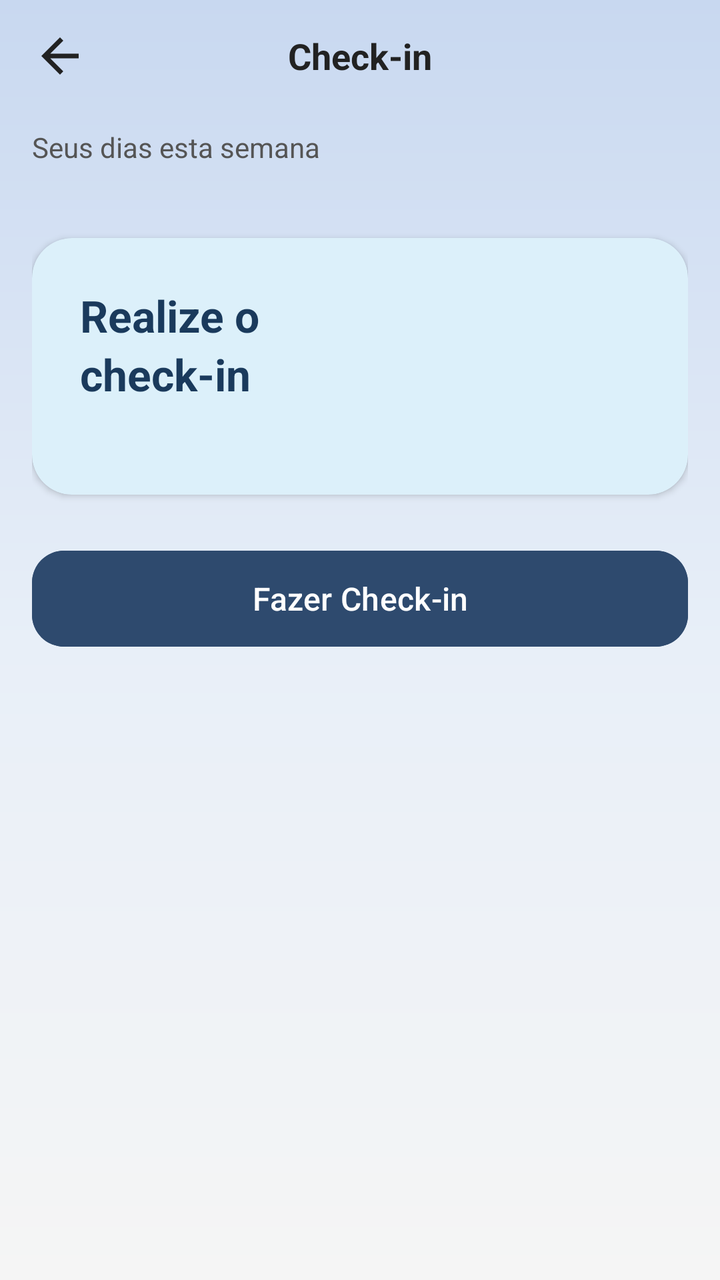
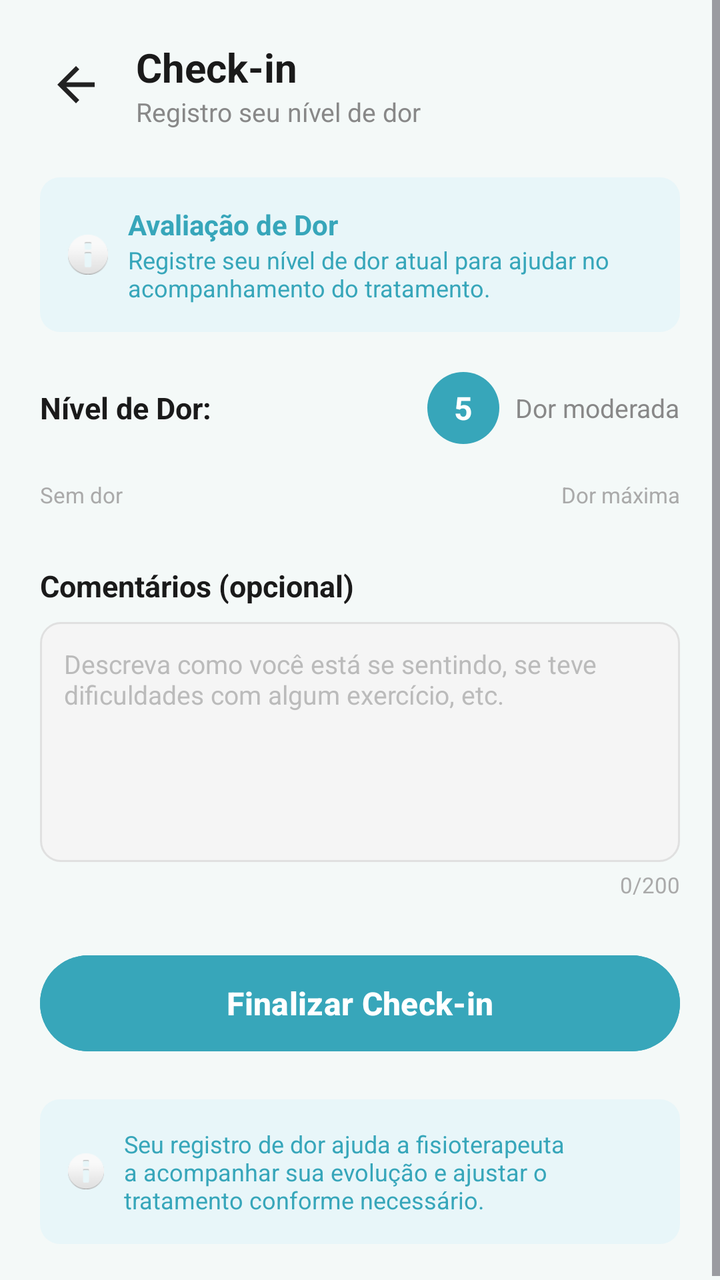

An Android layout rendered at two revisions. The XML below is the earlier revision; the diff shows what the commit changed to produce the second picture.
<!-- AndroidManifest.xml: application theme Theme.MayaRPGApp -->
<!-- res/layout/activity_checkin.xml -->
<?xml version="1.0" encoding="utf-8"?>
<androidx.coordinatorlayout.widget.CoordinatorLayout
    xmlns:android="http://schemas.android.com/apk/res/android"
    xmlns:app="http://schemas.android.com/apk/res-auto"
    android:layout_width="match_parent"
    android:layout_height="match_parent"
    android:background="@drawable/bg_home_gradient">

    <androidx.core.widget.NestedScrollView
        android:layout_width="match_parent"
        android:layout_height="match_parent"
        android:scrollbars="none"
        android:background="@android:color/transparent">

        <LinearLayout
            android:layout_width="match_parent"
            android:layout_height="wrap_content"
            android:orientation="vertical"
            android:paddingStart="16dp"
            android:paddingEnd="16dp"
            android:paddingBottom="32dp">

            <RelativeLayout
                android:layout_width="match_parent"
                android:layout_height="56dp">

                <ImageView
                    android:id="@+id/ivBack"
                    android:layout_width="28dp"
                    android:layout_height="28dp"
                    android:layout_centerVertical="true"
                    android:layout_alignParentStart="true"
                    android:src="@drawable/ic_arrow_back"
                    android:contentDescription="Voltar" />

                <TextView
                    android:layout_width="wrap_content"
                    android:layout_height="wrap_content"
                    android:layout_centerInParent="true"
                    android:text="Check-in"
                    android:textSize="18sp"
                    android:textStyle="bold"
                    android:textColor="#222222" />
            </RelativeLayout>

            <TextView
                android:layout_width="wrap_content"
                android:layout_height="wrap_content"
                android:text="Seus dias esta semana"
                android:textSize="14sp"
                android:textColor="#555555"
                android:layout_marginTop="8dp"
                android:layout_marginBottom="12dp" />

            <HorizontalScrollView
                android:layout_width="match_parent"
                android:layout_height="wrap_content"
                android:scrollbars="none"
                android:layout_marginBottom="24dp">

                <LinearLayout
                    android:id="@+id/llDaysContainer"
                    android:layout_width="wrap_content"
                    android:layout_height="wrap_content"
                    android:orientation="horizontal">
                </LinearLayout>

            </HorizontalScrollView>

            <androidx.cardview.widget.CardView
                android:layout_width="match_parent"
                android:layout_height="wrap_content"
                android:layout_marginBottom="16dp"
                app:cardCornerRadius="20dp"
                app:cardElevation="2dp"
                app:cardBackgroundColor="#DCF0FA">

                <LinearLayout
                    android:layout_width="match_parent"
                    android:layout_height="wrap_content"
                    android:orientation="vertical"
                    android:padding="24dp">

                    <TextView
                        android:layout_width="wrap_content"
                        android:layout_height="wrap_content"
                        android:text="Realize o"
                        android:textSize="22sp"
                        android:textStyle="bold"
                        android:textColor="#1A3A5C" />

                    <TextView
                        android:layout_width="wrap_content"
                        android:layout_height="wrap_content"
                        android:text="check-in"
                        android:textSize="22sp"
                        android:textStyle="bold"
                        android:textColor="#1A3A5C" />

                    <TextView
                        android:id="@+id/tvDataHoje"
                        android:layout_width="wrap_content"
                        android:layout_height="wrap_content"
                        android:textSize="13sp"
                        android:textColor="#6699BB"
                        android:layout_marginTop="4dp" />

                </LinearLayout>
            </androidx.cardview.widget.CardView>

            <TextView
                android:id="@+id/tvStatus"
                android:layout_width="wrap_content"
                android:layout_height="wrap_content"
                android:text=""
                android:textSize="14sp"
                android:textStyle="bold"
                android:layout_gravity="center_horizontal"
                android:layout_marginBottom="16dp"
                android:visibility="gone" />

            <Button
                android:id="@+id/btnCheckin"
                android:layout_width="match_parent"
                android:layout_height="56dp"
                android:text="Fazer Check-in"
                android:textSize="16sp"
                android:textColor="#FFFFFF"
                android:backgroundTint="#2E4A6E"
                android:layout_marginTop="8dp"
                app:cornerRadius="16dp" />

            <ProgressBar
                android:id="@+id/progressBar"
                android:layout_width="wrap_content"
                android:layout_height="wrap_content"
                android:layout_gravity="center_horizontal"
                android:layout_marginTop="16dp"
                android:visibility="gone" />

        </LinearLayout>
    </androidx.core.widget.NestedScrollView>

</androidx.coordinatorlayout.widget.CoordinatorLayout>
<!-- resources referenced by this layout -->
<resources>
  <!-- drawable bg_home_gradient (drawable) -->
  <?xml version="1.0" encoding="utf-8"?>
  <shape xmlns:android="http://schemas.android.com/apk/res/android"
      android:shape="rectangle">
      <gradient
          android:type="linear"
          android:angle="270"
          android:startColor="#C8D8F0"
          android:centerColor="#E8EFF8"
          android:endColor="#F5F5F5" />
  </shape>
  <!-- drawable ic_arrow_back (drawable) -->
  <?xml version="1.0" encoding="utf-8"?>
  <vector xmlns:android="http://schemas.android.com/apk/res/android"
      android:width="24dp"
      android:height="24dp"
      android:viewportWidth="24"
      android:viewportHeight="24">
      <path
          android:fillColor="#FF222222"
          android:pathData="M20,11H7.83l5.59,-5.59L12,4l-8,8 8,8 1.41,-1.41L7.83,13H20v-2z"/>
  </vector>
  <style name="Theme.MayaRPGApp" parent="Base.Theme.MayaRPGApp" />
  <style name="Base.Theme.MayaRPGApp" parent="Theme.Material3.DayNight.NoActionBar">
          <item name="android:statusBarColor">@android:color/transparent</item>
      </style>
</resources>

<!-- the commit's change to res/layout/activity_checkin.xml (unified diff, before → after) -->
@@ -1,144 +1,234 @@
 <?xml version="1.0" encoding="utf-8"?>
-<androidx.coordinatorlayout.widget.CoordinatorLayout
+<ScrollView
     xmlns:android="http://schemas.android.com/apk/res/android"
-    xmlns:app="http://schemas.android.com/apk/res-auto"
     android:layout_width="match_parent"
     android:layout_height="match_parent"
-    android:background="@drawable/bg_home_gradient">
-
-    <androidx.core.widget.NestedScrollView
+    android:background="#F4F9F8"
+    android:fillViewport="true">
+
+    <LinearLayout
         android:layout_width="match_parent"
-        android:layout_height="match_parent"
-        android:scrollbars="none"
-        android:background="@android:color/transparent">
-
-        <LinearLayout
-            android:layout_width="match_parent"
-            android:layout_height="wrap_content"
-            android:orientation="vertical"
-            android:paddingStart="16dp"
-            android:paddingEnd="16dp"
-            android:paddingBottom="32dp">
-
-            <RelativeLayout
-                android:layout_width="match_parent"
-                android:layout_height="56dp">
-
-                <ImageView
-                    android:id="@+id/ivBack"
-                    android:layout_width="28dp"
-                    android:layout_height="28dp"
-                    android:layout_centerVertical="true"
-                    android:layout_alignParentStart="true"
-                    android:src="@drawable/ic_arrow_back"
-                    android:contentDescription="Voltar" />
-
-                <TextView
-                    android:layout_width="wrap_content"
-                    android:layout_height="wrap_content"
-                    android:layout_centerInParent="true"
+        android:layout_height="wrap_content"
+        android:orientation="vertical"
+        android:padding="20dp">
+
+        
+        <LinearLayout
+            android:layout_width="match_parent"
+            android:layout_height="wrap_content"
+            android:orientation="horizontal"
+            android:gravity="center_vertical"
+            android:layout_marginBottom="24dp">
+
+            <ImageView
+                android:id="@+id/ivBack"
+                android:layout_width="36dp"
+                android:layout_height="36dp"
+                android:src="@drawable/ic_arrow_back"
+                android:padding="4dp"
+                android:layout_marginEnd="12dp"
+                android:clickable="true"
+                android:focusable="true" />
+
+            <LinearLayout
+                android:layout_width="wrap_content"
+                android:layout_height="wrap_content"
+                android:orientation="vertical">
+
+                <TextView
+                    android:layout_width="wrap_content"
+                    android:layout_height="wrap_content"
                     android:text="Check-in"
-                    android:textSize="18sp"
+                    android:textSize="20sp"
                     android:textStyle="bold"
-                    android:textColor="#222222" />
-            </RelativeLayout>
-
-            <TextView
-                android:layout_width="wrap_content"
-                android:layout_height="wrap_content"
-                android:text="Seus dias esta semana"
-                android:textSize="14sp"
-                android:textColor="#555555"
-                android:layout_marginTop="8dp"
-                android:layout_marginBottom="12dp" />
-
-            <HorizontalScrollView
-                android:layout_width="match_parent"
-                android:layout_height="wrap_content"
-                android:scrollbars="none"
-                android:layout_marginBottom="24dp">
-
-                <LinearLayout
-                    android:id="@+id/llDaysContainer"
-                    android:layout_width="wrap_content"
-                    android:layout_height="wrap_content"
-                    android:orientation="horizontal">
-                </LinearLayout>
-
-            </HorizontalScrollView>
-
-            <androidx.cardview.widget.CardView
-                android:layout_width="match_parent"
-                android:layout_height="wrap_content"
-                android:layout_marginBottom="16dp"
-                app:cardCornerRadius="20dp"
-                app:cardElevation="2dp"
-                app:cardBackgroundColor="#DCF0FA">
-
-                <LinearLayout
-                    android:layout_width="match_parent"
-                    android:layout_height="wrap_content"
-                    android:orientation="vertical"
-                    android:padding="24dp">
-
-                    <TextView
-                        android:layout_width="wrap_content"
-                        android:layout_height="wrap_content"
-                        android:text="Realize o"
-                        android:textSize="22sp"
-                        android:textStyle="bold"
-                        android:textColor="#1A3A5C" />
-
-                    <TextView
-                        android:layout_width="wrap_content"
-                        android:layout_height="wrap_content"
-                        android:text="check-in"
-                        android:textSize="22sp"
-                        android:textStyle="bold"
-                        android:textColor="#1A3A5C" />
-
-                    <TextView
-                        android:id="@+id/tvDataHoje"
-                        android:layout_width="wrap_content"
-                        android:layout_height="wrap_content"
-                        android:textSize="13sp"
-                        android:textColor="#6699BB"
-                        android:layout_marginTop="4dp" />
-
-                </LinearLayout>
-            </androidx.cardview.widget.CardView>
-
-            <TextView
-                android:id="@+id/tvStatus"
-                android:layout_width="wrap_content"
-                android:layout_height="wrap_content"
-                android:text=""
-                android:textSize="14sp"
+                    android:textColor="#1A1A1A" />
+
+                <TextView
+                    android:layout_width="wrap_content"
+                    android:layout_height="wrap_content"
+                    android:text="Registro seu nível de dor"
+                    android:textSize="13sp"
+                    android:textColor="#888888" />
+            </LinearLayout>
+        </LinearLayout>
+
+        
+        <LinearLayout
+            android:layout_width="match_parent"
+            android:layout_height="wrap_content"
+            android:orientation="horizontal"
+            android:background="@drawable/bg_card_blue_light"
+            android:padding="14dp"
+            android:gravity="center_vertical"
+            android:layout_marginBottom="20dp">
+
+            <ImageView
+                android:layout_width="20dp"
+                android:layout_height="20dp"
+                android:src="@android:drawable/ic_dialog_info"
+                android:layout_marginEnd="10dp" />
+
+            <LinearLayout
+                android:layout_width="wrap_content"
+                android:layout_height="wrap_content"
+                android:orientation="vertical">
+
+                <TextView
+                    android:layout_width="wrap_content"
+                    android:layout_height="wrap_content"
+                    android:text="Avaliação de Dor"
+                    android:textSize="14sp"
+                    android:textStyle="bold"
+                    android:textColor="#37A6BA" />
+
+                <TextView
+                    android:layout_width="wrap_content"
+                    android:layout_height="wrap_content"
+                    android:text="Registre seu nível de dor atual para ajudar no\nacompanhamento do tratamento."
+                    android:textSize="12sp"
+                    android:textColor="#37A6BA" />
+            </LinearLayout>
+        </LinearLayout>
+
+        
+        <LinearLayout
+            android:layout_width="match_parent"
+            android:layout_height="wrap_content"
+            android:orientation="horizontal"
+            android:gravity="center_vertical"
+            android:layout_marginBottom="12dp">
+
+            <TextView
+                android:layout_width="0dp"
+                android:layout_height="wrap_content"
+                android:layout_weight="1"
+                android:text="Nível de Dor:"
+                android:textSize="15sp"
                 android:textStyle="bold"
-                android:layout_gravity="center_horizontal"
-                android:layout_marginBottom="16dp"
-                android:visibility="gone" />
-
-            <Button
-                android:id="@+id/btnCheckin"
-                android:layout_width="match_parent"
-                android:layout_height="56dp"
-                android:text="Fazer Check-in"
+                android:textColor="#1A1A1A" />
+
+            <TextView
+                android:id="@+id/tvNivelNumero"
+                android:layout_width="36dp"
+                android:layout_height="36dp"
+                android:gravity="center"
+                android:text="5"
                 android:textSize="16sp"
+                android:textStyle="bold"
                 android:textColor="#FFFFFF"
-                android:backgroundTint="#2E4A6E"
-                android:layout_marginTop="8dp"
-                app:cornerRadius="16dp" />
-
-            <ProgressBar
-                android:id="@+id/progressBar"
-                android:layout_width="wrap_content"
-                android:layout_height="wrap_content"
-                android:layout_gravity="center_horizontal"
-                android:layout_marginTop="16dp"
-                android:visibility="gone" />
-
-        </LinearLayout>
-    </androidx.core.widget.NestedScrollView>
-
-</androidx.coordinatorlayout.widget.CoordinatorLayout>
+                android:background="@drawable/bg_circle_teal"
+                android:layout_marginEnd="8dp" />
+
+            <TextView
+                android:id="@+id/tvNivelDescricao"
+                android:layout_width="wrap_content"
+                android:layout_height="wrap_content"
+                android:text="Dor moderada"
+                android:textSize="13sp"
+                android:textColor="#888888" />
+        </LinearLayout>
+
+        
+        <LinearLayout
+            android:id="@+id/llNiveis"
+            android:layout_width="match_parent"
+            android:layout_height="wrap_content"
+            android:orientation="horizontal"
+            android:layout_marginBottom="6dp" />
+
+        
+        <LinearLayout
+            android:layout_width="match_parent"
+            android:layout_height="wrap_content"
+            android:orientation="horizontal"
+            android:layout_marginBottom="28dp">
+
+            <TextView
+                android:layout_width="0dp"
+                android:layout_height="wrap_content"
+                android:layout_weight="1"
+                android:text="Sem dor"
+                android:textSize="11sp"
+                android:textColor="#AAAAAA" />
+
+            <TextView
+                android:layout_width="wrap_content"
+                android:layout_height="wrap_content"
+                android:text="Dor máxima"
+                android:textSize="11sp"
+                android:textColor="#AAAAAA" />
+        </LinearLayout>
+
+        
+        <TextView
+            android:layout_width="wrap_content"
+            android:layout_height="wrap_content"
+            android:text="Comentários (opcional)"
+            android:textSize="15sp"
+            android:textStyle="bold"
+            android:textColor="#1A1A1A"
+            android:layout_marginBottom="8dp" />
+
+        <EditText
+            android:id="@+id/etComentario"
+            android:layout_width="match_parent"
+            android:layout_height="120dp"
+            android:hint="Descreva como você está se sentindo, se teve\ndificuldades com algum exercício, etc."
+            android:textSize="13sp"
+            android:textColor="#1A1A1A"
+            android:textColorHint="#BBBBBB"
+            android:background="@drawable/bg_input"
+            android:padding="12dp"
+            android:gravity="top"
+            android:inputType="textMultiLine"
+            android:maxLength="200"
+            android:layout_marginBottom="4dp" />
+
+        <TextView
+            android:id="@+id/tvContador"
+            android:layout_width="wrap_content"
+            android:layout_height="wrap_content"
+            android:layout_gravity="end"
+            android:text="0/200"
+            android:textSize="11sp"
+            android:textColor="#AAAAAA"
+            android:layout_marginBottom="24dp" />
+
+        
+        <Button
+            android:id="@+id/btnFinalizar"
+            android:layout_width="match_parent"
+            android:layout_height="56dp"
+            android:text="Finalizar Check-in"
+            android:textSize="16sp"
+            android:textStyle="bold"
+            android:textColor="#FFFFFF"
+            android:backgroundTint="@color/teal"
+            android:stateListAnimator="@null"
+            android:layout_marginBottom="20dp" />
+
+        
+        <LinearLayout
+            android:layout_width="match_parent"
+            android:layout_height="wrap_content"
+            android:orientation="horizontal"
+            android:background="@drawable/bg_card_blue_light"
+            android:padding="14dp"
+            android:gravity="center_vertical">
+
+            <ImageView
+                android:layout_width="18dp"
+                android:layout_height="18dp"
+                android:src="@android:drawable/ic_dialog_info"
+                android:layout_marginEnd="10dp" />
+
+            <TextView
+                android:layout_width="wrap_content"
+                android:layout_height="wrap_content"
+                android:text="Seu registro de dor ajuda a fisioterapeuta a acompanhar sua evolução e ajustar o tratamento conforme necessário."
+                android:textSize="12sp"
+                android:textColor="#37A6BA" />
+        </LinearLayout>
+
+    </LinearLayout>
+</ScrollView>
<!-- resource entries referenced after the edit -->
@@ -1,15 +1,26 @@
 <!-- resources referenced by this layout -->
 <resources>
-  <!-- drawable bg_home_gradient (drawable) -->
+  <color name="teal">#37A6BA</color>
+  <!-- drawable bg_card_blue_light (drawable) -->
+  <?xml version="1.0" encoding="utf-8"?>
+  <shape xmlns:android="http://schemas.android.com/apk/res/android">
+      <solid android:color="#E8F6F9" />
+      <corners android:radius="10dp" />
+  </shape>
+  <!-- drawable bg_circle_teal (drawable) -->
   <?xml version="1.0" encoding="utf-8"?>
   <shape xmlns:android="http://schemas.android.com/apk/res/android"
-      android:shape="rectangle">
-      <gradient
-          android:type="linear"
-          android:angle="270"
-          android:startColor="#C8D8F0"
-          android:centerColor="#E8EFF8"
-          android:endColor="#F5F5F5" />
+      android:shape="oval">
+      <solid android:color="#37A6BA" />
+  </shape>
+  <!-- drawable bg_input (drawable) -->
+  <?xml version="1.0" encoding="utf-8"?>
+  <shape xmlns:android="http://schemas.android.com/apk/res/android">
+      <solid android:color="#F5F5F5" />
+      <corners android:radius="10dp" />
+      <stroke
+          android:width="1dp"
+          android:color="#E0E0E0" />
   </shape>
   <!-- drawable ic_arrow_back (drawable) -->
   <?xml version="1.0" encoding="utf-8"?>
